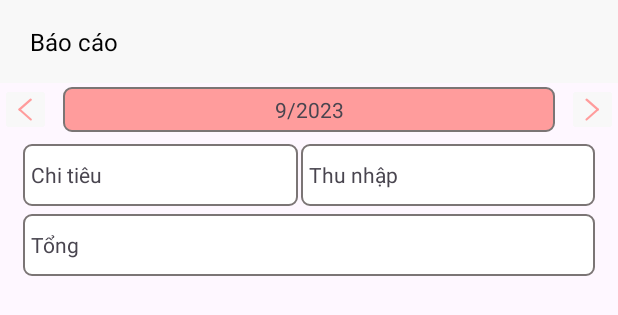
After one commit to hieupham2705/AppQLCT_N3, an Android app: the layout fragment_chart.xml on its own in the app's theme, with its tools: preview values and no code run, on a phone screen of 412 x 824 dp. The commit adds this screen. Shown: the top 315 px of the screen. Run offline under Robolectric (Android 15) with nearby library versions, the phone set to English and light mode, and no system bars.

Commit message:
"add display calender, char"

```diff
--- /dev/null
+++ b/app/src/main/res/drawable/baseline_search.xml
@@ -0,0 +1,5 @@
+<vector android:height="24dp" android:tint="@color/pink"
+    android:viewportHeight="24" android:viewportWidth="24"
+    android:width="24dp" xmlns:android="http://schemas.android.com/apk/res/android">
+    <path android:fillColor="@android:color/white" android:pathData="M15.5,14h-0.79l-0.28,-0.27C15.41,12.59 16,11.11 16,9.5 16,5.91 13.09,3 9.5,3S3,5.91 3,9.5 5.91,16 9.5,16c1.61,0 3.09,-0.59 4.23,-1.57l0.27,0.28v0.79l5,4.99L20.49,19l-4.99,-5zM9.5,14C7.01,14 5,11.99 5,9.5S7.01,5 9.5,5 14,7.01 14,9.5 11.99,14 9.5,14z"/>
+</vector>
--- /dev/null
+++ b/app/src/main/res/drawable/border_directory.xml
@@ -0,0 +1,6 @@
+<?xml version="1.0" encoding="utf-8"?>
+<shape xmlns:android="http://schemas.android.com/apk/res/android">
+    <stroke android:width="1dp" android:color="@color/gray"/>
+    <solid android:color="@color/white"/>
+    <corners android:radius="5dp"/>
+</shape>
--- /dev/null
+++ b/app/src/main/res/drawable/border_textview_char.xml
@@ -0,0 +1,6 @@
+<?xml version="1.0" encoding="utf-8"?>
+<shape xmlns:android="http://schemas.android.com/apk/res/android">
+    <stroke android:width="1dp" android:color="@color/gray"/>
+    <solid android:color="@color/pink"/>
+    <corners android:radius="5dp"/>
+</shape>
--- /dev/null
+++ b/app/src/main/res/drawable/icon_comeback1.xml
@@ -0,0 +1,12 @@
+<vector xmlns:android="http://schemas.android.com/apk/res/android"
+    android:width="10dp"
+    android:height="15dp"
+    android:viewportWidth="10"
+    android:viewportHeight="15">
+  <path
+      android:pathData="M1.559,0.494L8.963,6.906A0.755,0.755 85.893,0 1,9.04 7.971L9.04,7.971A0.755,0.755 85.893,0 1,7.975 8.048L0.571,1.635A0.755,0.755 85.893,0 1,0.494 0.571L0.494,0.571A0.755,0.755 85.893,0 1,1.559 0.494z"
+      android:fillColor="#FF9C9C"/>
+  <path
+      android:pathData="M1.47,14.534L9.001,8.012A0.712,0.712 47.982,0 0,9.073 7.008L9.073,7.008A0.712,0.712 47.982,0 0,8.069 6.936L0.538,13.458A0.712,0.712 47.982,0 0,0.466 14.462L0.466,14.462A0.712,0.712 47.982,0 0,1.47 14.534z"
+      android:fillColor="#FF9C9C"/>
+</vector>
--- /dev/null
+++ b/app/src/main/res/layout/fragment_chart.xml
@@ -0,0 +1,163 @@
+<?xml version="1.0" encoding="utf-8"?>
+<LinearLayout xmlns:android="http://schemas.android.com/apk/res/android"
+    android:layout_width="match_parent"
+    android:layout_height="match_parent"
+    android:orientation="vertical">
+
+    <LinearLayout
+        android:layout_width="match_parent"
+        android:layout_height="55dp"
+        android:background="#F8F8F8"
+        android:gravity="center"
+        android:orientation="horizontal"
+        android:paddingHorizontal="20dp">
+
+        <TextView
+            android:layout_width="wrap_content"
+            android:layout_height="wrap_content"
+            android:layout_weight="1"
+            android:text="@string/bao_cao"
+            android:textColor="@color/black"
+            android:textSize="16sp" />
+    </LinearLayout>
+
+    <LinearLayout
+        android:layout_width="match_parent"
+        android:layout_height="wrap_content"
+        android:gravity="center"
+        android:orientation="horizontal">
+
+        <ImageButton
+            android:id="@+id/btn_back_nonth"
+            android:layout_width="wrap_content"
+            android:layout_height="wrap_content"
+            android:backgroundTint="#F8F8F8"
+            android:src="@drawable/icon_coneback1" />
+
+        <Space
+            android:layout_width="8dp"
+            android:layout_height="wrap_content" />
+
+        <TextView
+            android:id="@+id/tv_month"
+            android:layout_width="wrap_content"
+            android:layout_height="30dp"
+            android:layout_weight="1"
+            android:background="@drawable/border_textview_char"
+            android:gravity="center"
+            android:text="9/2023" />
+
+        <Space
+            android:layout_width="8dp"
+            android:layout_height="wrap_content" />
+
+        <ImageButton
+            android:id="@+id/btn_increase_month"
+            android:layout_width="wrap_content"
+            android:layout_height="wrap_content"
+            android:backgroundTint="#F8F8F8"
+            android:src="@drawable/icon_comeback1" />
+
+    </LinearLayout>
+
+    <Space
+        android:layout_width="wrap_content"
+        android:layout_height="5dp" />
+
+    <LinearLayout
+        android:layout_width="match_parent"
+        android:layout_height="wrap_content"
+        android:orientation="horizontal"
+        android:paddingHorizontal="15dp">
+
+        <LinearLayout
+            android:layout_width="wrap_content"
+            android:layout_height="41dp"
+            android:layout_weight="1"
+            android:background="@drawable/border_directory"
+            android:gravity="center"
+            android:orientation="horizontal"
+            android:paddingHorizontal="5dp">
+
+            <TextView
+                android:layout_width="wrap_content"
+                android:layout_height="wrap_content"
+                android:layout_weight="1"
+                android:gravity="start"
+                android:text="@string/chi_tieu" />
+
+            <TextView
+                android:id="@+id/tv_spending"
+                android:layout_width="wrap_content"
+                android:layout_height="wrap_content"
+                android:layout_weight="1"
+                android:textColor="#f84735"
+                android:gravity="end" />
+        </LinearLayout>
+
+        <Space
+            android:layout_width="2dp"
+            android:layout_height="wrap_content" />
+
+        <LinearLayout
+            android:layout_width="wrap_content"
+            android:layout_height="41dp"
+            android:layout_weight="1"
+            android:background="@drawable/border_directory"
+            android:gravity="center"
+            android:orientation="horizontal"
+            android:paddingHorizontal="5dp">
+
+            <TextView
+                android:layout_width="wrap_content"
+                android:layout_height="wrap_content"
+                android:layout_weight="1"
+                android:gravity="start"
+                android:text="@string/thu_nhap" />
+
+            <TextView
+                android:id="@+id/tv_revenue"
+                android:layout_width="wrap_content"
+                android:layout_height="wrap_content"
+                android:layout_weight="1"
+                android:gravity="end" />
+        </LinearLayout>
+    </LinearLayout>
+
+    <Space
+        android:layout_width="wrap_content"
+        android:layout_height="5dp" />
+
+    <LinearLayout
+        android:layout_width="match_parent"
+        android:layout_height="wrap_content"
+        android:orientation="horizontal"
+        android:paddingHorizontal="15dp">
+
+        <LinearLayout
+            android:layout_width="wrap_content"
+            android:layout_height="41dp"
+            android:layout_weight="1"
+            android:background="@drawable/border_directory"
+            android:gravity="center"
+            android:orientation="horizontal"
+            android:paddingHorizontal="5dp">
+
+            <TextView
+                android:layout_width="wrap_content"
+                android:layout_height="wrap_content"
+                android:layout_weight="1"
+                android:gravity="start"
+                android:text="Tổng" />
+
+            <TextView
+                android:id="@+id/tv_total"
+                android:layout_width="wrap_content"
+                android:layout_height="wrap_content"
+                android:layout_weight="1"
+                android:textColor="#f84735"
+                android:gravity="end" />
+        </LinearLayout>
+    </LinearLayout>
+
+</LinearLayout>
--- a/app/src/main/res/values/strings.xml
+++ b/app/src/main/res/values/strings.xml
@@ -5,4 +5,7 @@
     <string name="name">Name</string>
     <string name="chia_tien">Chia tiền</string>
     <string name="lich">Lịch</string>
+    <string name="bao_cao">Báo cáo</string>
+    <string name="chi_tieu">Chi tiêu</string>
+    <string name="thu_nhap">Thu nhập</string>
 </resources>
```
Also changed, not shown: app/src/main/res/layout/fragment_calendar.xml (added, +118 -0 lines), app/src/main/res/values/style.xml (added, +17 -0 lines).
